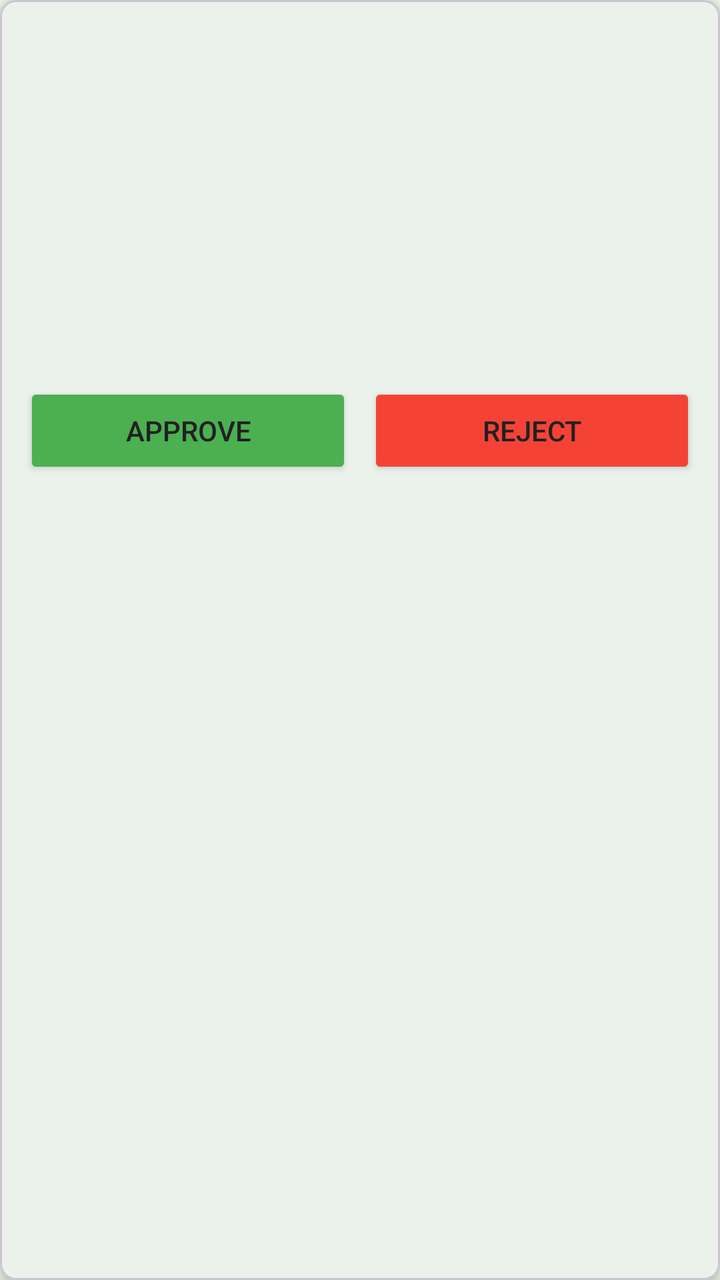
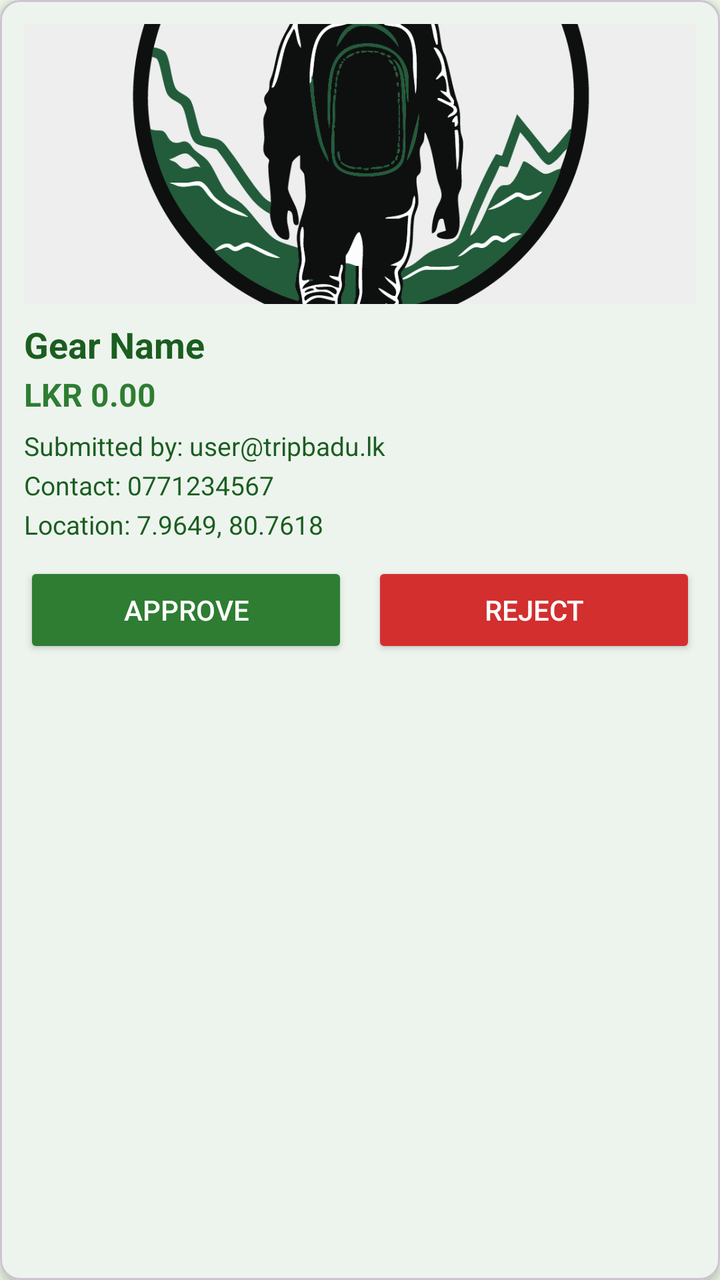

Screens rendered from an Android XML layout before and after an edit, with the pre-edit source and the edit as a unified diff.
<!-- AndroidManifest.xml: application theme Theme.TripBadu -->
<!-- res/layout/item_pending_ad.xml -->
<?xml version="1.0" encoding="utf-8"?>
<com.google.android.material.card.MaterialCardView xmlns:android="http://schemas.android.com/apk/res/android"
    xmlns:app="http://schemas.android.com/apk/res-auto"
    android:layout_width="match_parent"
    android:layout_height="wrap_content"
    android:layout_marginBottom="12dp"
    app:cardCornerRadius="8dp"
    app:cardElevation="4dp">

    <LinearLayout
        android:layout_width="match_parent"
        android:layout_height="wrap_content"
        android:orientation="vertical"
        android:padding="12dp">

        <ImageView
            android:id="@+id/ivPendingImage"
            android:layout_width="match_parent"
            android:layout_height="120dp"
            android:scaleType="centerCrop"
            android:layout_marginBottom="8dp"/>

        <TextView
            android:id="@+id/tvPendingName"
            android:layout_width="wrap_content"
            android:layout_height="wrap_content"
            android:textSize="18sp"
            android:textStyle="bold"/>

        <TextView
            android:id="@+id/tvPendingPrice"
            android:layout_width="wrap_content"
            android:layout_height="wrap_content"
            android:textColor="@color/primary"
            android:layout_marginBottom="8dp"/>

        <LinearLayout
            android:layout_width="match_parent"
            android:layout_height="wrap_content"
            android:orientation="horizontal">

            <Button
                android:id="@+id/btnApprove"
                android:layout_width="0dp"
                android:layout_height="wrap_content"
                android:layout_weight="1"
                android:text="Approve"
                android:layout_marginEnd="4dp"
                android:backgroundTint="#4CAF50"/>

            <Button
                android:id="@+id/btnReject"
                android:layout_width="0dp"
                android:layout_height="wrap_content"
                android:layout_weight="1"
                android:text="Reject"
                android:layout_marginStart="4dp"
                android:backgroundTint="#F44336"/>
        </LinearLayout>
    </LinearLayout>
</com.google.android.material.card.MaterialCardView>
<!-- resources referenced by this layout -->
<resources>
  <color name="primary">#2E7D32</color>
  <style name="Theme.TripBadu" parent="Base.Theme.TripBadu" />
  <style name="Base.Theme.TripBadu" parent="Theme.Material3.DayNight.NoActionBar">
          
          <item name="colorPrimary">@color/primary</item>
          <item name="colorPrimaryVariant">@color/primary_variant</item>
          <item name="colorOnPrimary">@color/on_primary</item>
          <item name="colorSecondary">@color/secondary</item>
          <item name="colorSecondaryVariant">@color/secondary_variant</item>
          <item name="colorOnSecondary">@color/on_secondary</item>
          <item name="android:windowBackground">@color/background</item>
  
          
          <item name="colorSurface">@color/surface</item>
          <item name="colorOnSurface">@color/text_primary</item>
          <item name="colorOnSurfaceVariant">@color/text_secondary</item>
          <item name="colorOutline">@color/text_secondary</item>
  
          
          <item name="android:textColorPrimary">@color/text_primary</item>
          <item name="android:textColorSecondary">@color/text_secondary</item>
          <item name="android:textColor">@color/text_primary</item>
          <item name="android:editTextColor">@color/text_primary</item>
          <item name="android:textColorHint">@color/text_secondary</item>
      </style>
  <color name="primary_variant">#1B5E20</color>
  <color name="on_primary">#FFFFFF</color>
  <color name="secondary">#81C784</color>
  <color name="secondary_variant">#4CAF50</color>
  <color name="on_secondary">#000000</color>
  <color name="background">#F1F8E9</color>
  <color name="surface">#FFFFFF</color>
  <color name="text_primary">#212121</color>
  <color name="text_secondary">#757575</color>
</resources>

<!-- the commit's change to res/layout/item_pending_ad.xml (unified diff, before → after) -->
@@ -4,8 +4,8 @@
     android:layout_width="match_parent"
     android:layout_height="wrap_content"
     android:layout_marginBottom="12dp"
-    app:cardCornerRadius="8dp"
-    app:cardElevation="4dp">
+    app:cardCornerRadius="10dp"
+    app:cardElevation="3dp">
 
     <LinearLayout
         android:layout_width="match_parent"
@@ -16,23 +16,58 @@
         <ImageView
             android:id="@+id/ivPendingImage"
             android:layout_width="match_parent"
-            android:layout_height="120dp"
+            android:layout_height="140dp"
             android:scaleType="centerCrop"
+            android:src="@drawable/logo"
+            android:background="#EEEEEE"
             android:layout_marginBottom="8dp"/>
 
         <TextView
             android:id="@+id/tvPendingName"
             android:layout_width="wrap_content"
             android:layout_height="wrap_content"
+            android:text="Gear Name"
             android:textSize="18sp"
-            android:textStyle="bold"/>
+            android:textStyle="bold"
+            android:textColor="@color/on_surface"/>
 
         <TextView
             android:id="@+id/tvPendingPrice"
             android:layout_width="wrap_content"
             android:layout_height="wrap_content"
+            android:text="LKR 0.00"
+            android:textSize="16sp"
+            android:textStyle="bold"
             android:textColor="@color/primary"
-            android:layout_marginBottom="8dp"/>
+            android:layout_marginTop="2dp"
+            android:layout_marginBottom="6dp"/>
+
+        <TextView
+            android:id="@+id/tvPendingOwner"
+            android:layout_width="wrap_content"
+            android:layout_height="wrap_content"
+            android:text="Submitted by: user@tripbadu.lk"
+            android:textSize="13sp"
+            android:textColor="@color/on_surface"
+            android:layout_marginBottom="2dp"/>
+
+        <TextView
+            android:id="@+id/tvPendingContact"
+            android:layout_width="wrap_content"
+            android:layout_height="wrap_content"
+            android:text="Contact: 0771234567"
+            android:textSize="13sp"
+            android:textColor="@color/on_surface"
+            android:layout_marginBottom="2dp"/>
+
+        <TextView
+            android:id="@+id/tvPendingLocation"
+            android:layout_width="wrap_content"
+            android:layout_height="wrap_content"
+            android:text="Location: 7.9649, 80.7618"
+            android:textSize="13sp"
+            android:textColor="@color/on_surface"
+            android:layout_marginBottom="10dp"/>
 
         <LinearLayout
             android:layout_width="match_parent"
@@ -45,8 +80,9 @@
                 android:layout_height="wrap_content"
                 android:layout_weight="1"
                 android:text="Approve"
-                android:layout_marginEnd="4dp"
-                android:backgroundTint="#4CAF50"/>
+                android:layout_marginEnd="6dp"
+                android:backgroundTint="#2E7D32"
+                android:textColor="@android:color/white"/>
 
             <Button
                 android:id="@+id/btnReject"
@@ -54,8 +90,9 @@
                 android:layout_height="wrap_content"
                 android:layout_weight="1"
                 android:text="Reject"
-                android:layout_marginStart="4dp"
-                android:backgroundTint="#F44336"/>
+                android:layout_marginStart="6dp"
+                android:backgroundTint="#D32F2F"
+                android:textColor="@android:color/white"/>
         </LinearLayout>
     </LinearLayout>
 </com.google.android.material.card.MaterialCardView>
<!-- resource entries referenced after the edit -->
@@ -1,6 +1,8 @@
 <!-- resources referenced by this layout -->
 <resources>
+  <color name="on_surface">#1B5E20</color>
   <color name="primary">#2E7D32</color>
+  <!-- drawable logo: png bitmap (drawable, 107286 bytes) -->
   <style name="Theme.TripBadu" parent="Base.Theme.TripBadu" />
   <style name="Base.Theme.TripBadu" parent="Theme.Material3.DayNight.NoActionBar">
           
